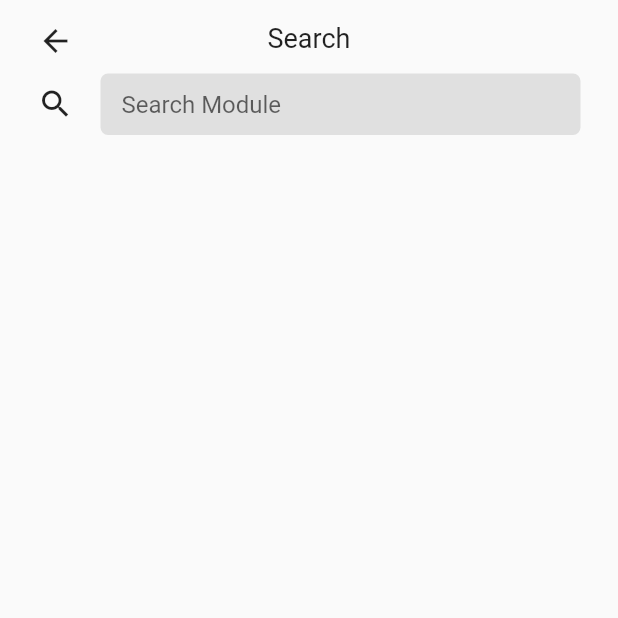
After one commit to toubal77/medQUIZZ, a Flutter app: the SearchScreen screen opened directly, on a phone screen of 412 x 824 dp, the top half of it. The commit adds this screen. Run offline on Flutter 3.47's test engine with Material 2 defaults, Android fonts, the phone set to English and light mode, and no system bars.

Commit message:
create search screen and update title center profile

```diff
--- a/lib/screens/home_screen.dart
+++ b/lib/screens/home_screen.dart
@@ -1,5 +1,6 @@
 import 'package:flutter/material.dart';
 import 'package:med_quizz/screens/profile_screen.dart';
+import 'package:med_quizz/screens/search_screen.dart';
 
 class HomePage extends StatefulWidget {
   @override
@@ -269,7 +270,15 @@ class _HomePageState extends State<HomePage> {
                               child: Row(
                                 children: [
                                   IconButton(
-                                    onPressed: () {},
+                                    onPressed: () {
+                                      Navigator.of(context).push(
+                                        MaterialPageRoute(
+                                          builder: (context) {
+                                            return SearchScreen();
+                                          },
+                                        ),
+                                      );
+                                    },
                                     icon: Icon(Icons.search),
                                     color: Colors.blue,
                                   ),
--- a/lib/screens/profile_screen.dart
+++ b/lib/screens/profile_screen.dart
@@ -34,7 +34,7 @@ class ProfileScreen extends StatelessWidget {
                       height: 30,
                       child: Container(
                         margin: EdgeInsets.only(left: 10, right: 10, top: 5),
-                        child: Row(
+                        child: Stack(
                           children: [
                             GestureDetector(
                               onTap: () {
@@ -45,9 +45,7 @@ class ProfileScreen extends StatelessWidget {
                                 color: Colors.blue,
                               ),
                             ),
-                            Spacer(),
-                            Container(
-                              alignment: Alignment.center,
+                            Center(
                               child: Text(
                                 'Profile',
                                 textAlign: TextAlign.center,
@@ -58,7 +56,6 @@ class ProfileScreen extends StatelessWidget {
                                 ),
                               ),
                             ),
-                            Spacer(),
                           ],
                         ),
                       ),
--- /dev/null
+++ b/lib/screens/search_screen.dart
@@ -0,0 +1,87 @@
+import 'package:flutter/material.dart';
+
+class SearchScreen extends StatefulWidget {
+  const SearchScreen({Key? key}) : super(key: key);
+
+  @override
+  _SearchScreenState createState() => _SearchScreenState();
+}
+
+class _SearchScreenState extends State<SearchScreen> {
+  TextEditingController pickUpController = new TextEditingController();
+
+  @override
+  Widget build(BuildContext context) {
+    return Scaffold(
+      body: SafeArea(
+        child: Column(
+          children: [
+            Padding(
+              padding:
+                  EdgeInsets.only(left: 25, top: 10, right: 25, bottom: 20),
+              child: Column(
+                children: [
+                  SizedBox(
+                    height: 5,
+                  ),
+                  Stack(
+                    children: [
+                      GestureDetector(
+                        onTap: () {
+                          Navigator.of(context).pop();
+                        },
+                        child: Icon(Icons.arrow_back),
+                      ),
+                      Center(
+                        child: Text(
+                          'Search',
+                          style: TextStyle(
+                            fontSize: 18,
+                          ),
+                        ),
+                      ),
+                    ],
+                  ),
+                  SizedBox(
+                    height: 10,
+                  ),
+                  Row(
+                    children: [
+                      Icon(Icons.search),
+                      SizedBox(
+                        width: 18,
+                      ),
+                      Expanded(
+                        child: Container(
+                          decoration: BoxDecoration(
+                            color: Colors.grey[300],
+                            borderRadius: BorderRadius.circular(5),
+                          ),
+                          child: Padding(
+                            padding: EdgeInsets.all(3),
+                            child: TextField(
+                              controller: pickUpController,
+                              decoration: InputDecoration(
+                                hintText: 'Search Module',
+                                fillColor: Colors.grey.shade300,
+                                filled: true,
+                                border: InputBorder.none,
+                                isDense: true,
+                                contentPadding: EdgeInsets.only(
+                                    left: 11, top: 8, bottom: 8),
+                              ),
+                            ),
+                          ),
+                        ),
+                      ),
+                    ],
+                  ),
+                ],
+              ),
+            ),
+          ],
+        ),
+      ),
+    );
+  }
+}
```
